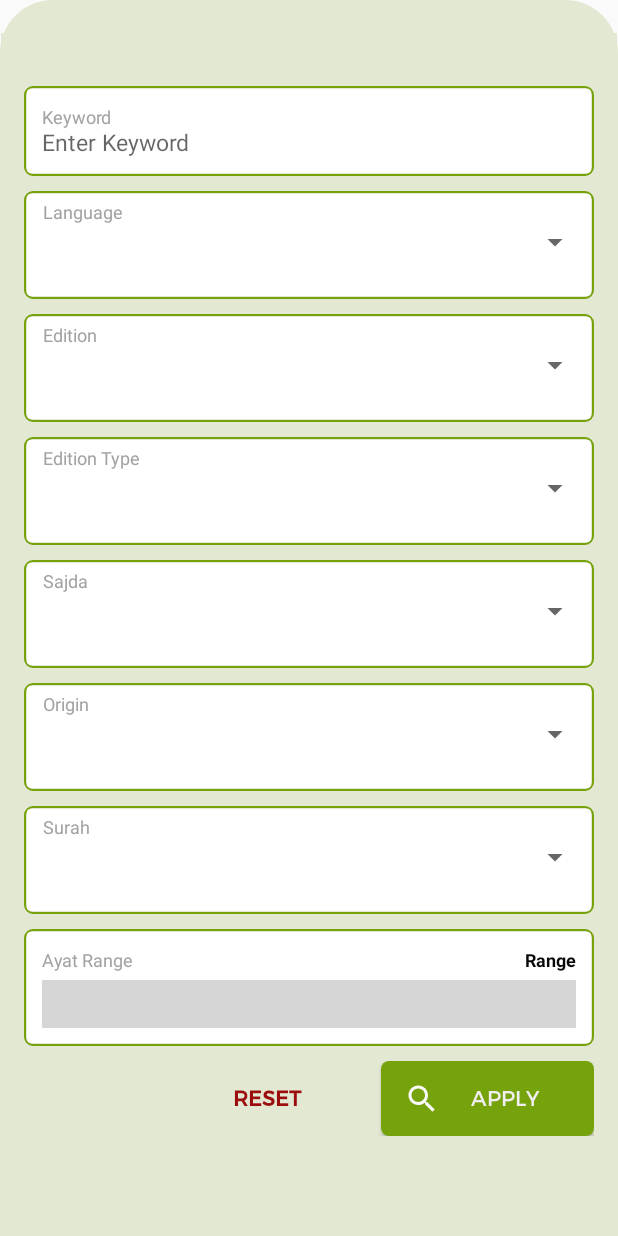
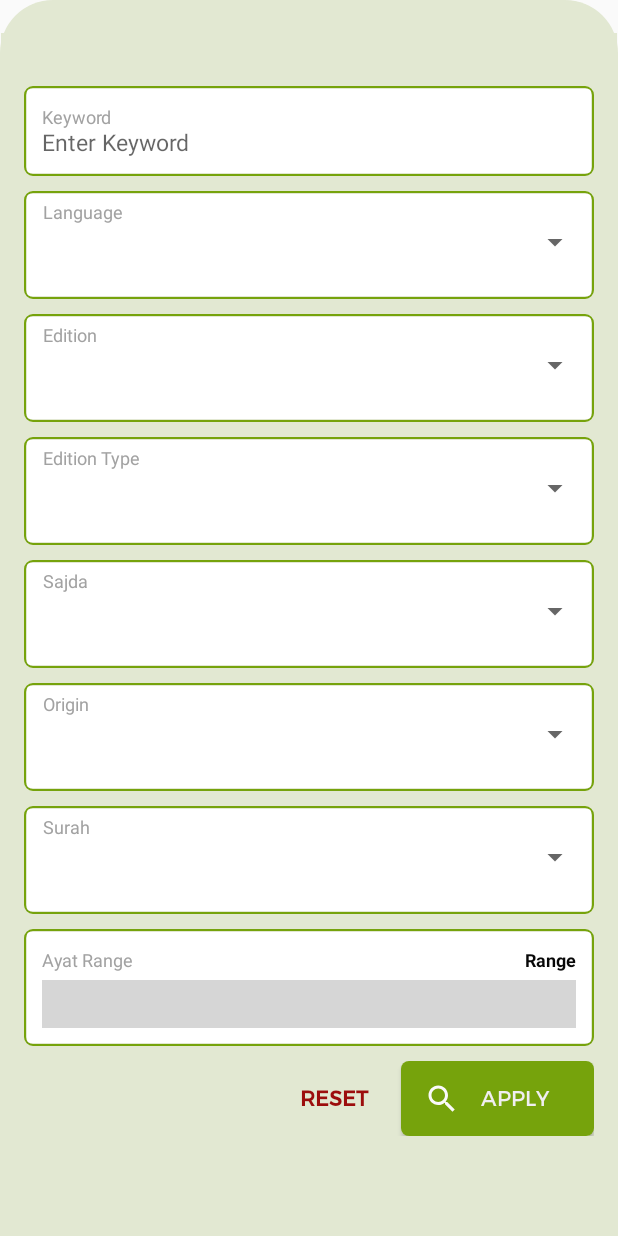
Before and after one commit to mrhammadasif/quran-research-android-v2, an Android app: the layout content_filers.xml on its own in the app's theme, with its tools: preview values and no code run, on a phone screen of 412 x 824 dp. Run offline under Robolectric (Android 15) with nearby library versions, the phone set to English and light mode, and no system bars; plain views replace RangeSeekBar, TagView; grey boxes are pictures that could not be loaded.

Commit message:
Reset Button Padding Added

```diff
--- a/app/src/main/res/layout/content_filers.xml
+++ b/app/src/main/res/layout/content_filers.xml
@@ -19,7 +19,7 @@
         card_view:layout_constraintStart_toStartOf="parent"
         card_view:layout_constraintTop_toTopOf="parent">
 
-        <androidx.core.widget.NestedScrollView
+        <ScrollView
             android:layout_width="fill_parent"
             android:layout_height="fill_parent">
 
@@ -460,22 +460,22 @@
                     android:weightSum="3">
 
                     <LinearLayout
-                        android:layout_width="wrap_content"
+                        android:layout_width="90dp"
                         android:layout_height="wrap_content"
                         android:layout_weight="1"
                         android:orientation="vertical" />
 
+
                     <Button
                         android:id="@+id/resetfilter"
-                        android:layout_width="50dp"
+                        android:layout_width="0dp"
                         android:layout_height="50dp"
                         android:layout_alignParentLeft="true"
                         android:layout_weight="1"
                         android:background="@null"
                         android:fontFamily="@font/montserrat_regular"
-                        android:padding="5dp"
+                        android:padding="10dp"
                         android:text="Reset"
-
                         android:textColor="@color/red"
                         android:textStyle="bold" />
 
@@ -483,8 +483,8 @@
                         android:id="@+id/applyfilter"
                         android:layout_width="50dp"
                         android:layout_height="50dp"
+                        android:layout_weight="1"
                         android:layout_marginLeft="5dp"
-                        android:layout_weight="1"
                         android:background="@drawable/button"
                         android:drawableLeft="@drawable/ic_search_black_24dp"
                         android:fontFamily="@font/montserrat_regular"
@@ -495,7 +495,7 @@
 
                 </LinearLayout>
             </LinearLayout>
-        </androidx.core.widget.NestedScrollView>
+        </ScrollView>
     </LinearLayout>
 
 
```
